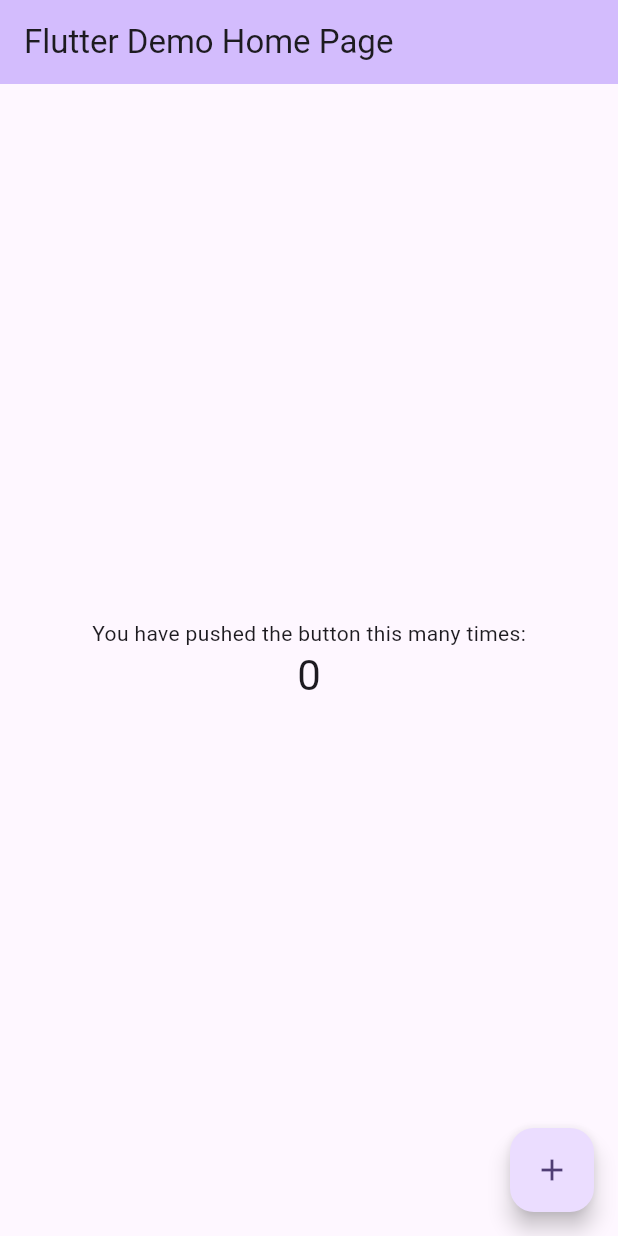
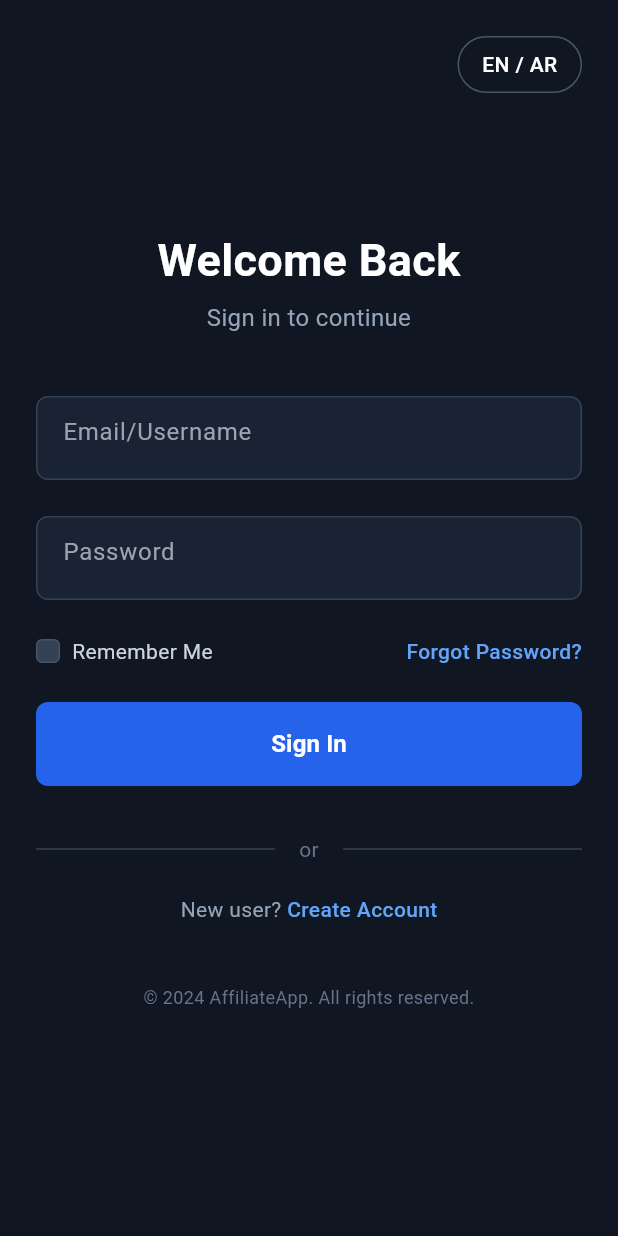
Before and after one commit to Abdelrahime7/AM-System, a Flutter app: the screen it shows after launch, on a phone screen of 412 x 824 dp. Run offline on Flutter 3.47's test engine with Material 3 defaults, Android fonts, the phone set to English and light mode, and no system bars; our stand-ins replace device_preview.

Commit message:
feat(auth): add authentication screens and setup device preview
- Add LoginScreen, WelcomePage, and LogoutPage widgets
- Integrate DevicePreview in main.dart for responsive testing
- Update pubspec.yaml with device_preview dependency
- Add VS Code launch configuration
- Remove default widget_test.dart

```diff
--- a/frontend/amsfront/lib/app/main.dart
+++ b/frontend/amsfront/lib/app/main.dart
@@ -1,7 +1,13 @@
+import 'package:amsfront/features/auth/presentation/pages/login_screen.dart';
+import 'package:device_preview/device_preview.dart';
+import 'package:flutter/foundation.dart';
 import 'package:flutter/material.dart';
 
 void main() {
-  runApp(const MyApp());
+  runApp(DevicePreview(
+    enabled: !kReleaseMode,
+    builder: (context) => const MyApp(),
+  ));
 }
 
 class MyApp extends StatelessWidget {
@@ -11,112 +17,12 @@ class MyApp extends StatelessWidget {
   @override
   Widget build(BuildContext context) {
     return MaterialApp(
+      locale: DevicePreview.locale(context),
+      builder: DevicePreview.appBuilder,
       title: 'Flutter Demo',
       theme: ThemeData(
-        // This is the theme of your application.
-        //
-        // TRY THIS: Try running your application with "flutter run". You'll see
-        // the application has a purple toolbar. Then, without quitting the app,
-        // try changing the seedColor in the colorScheme below to Colors.green
-        // and then invoke "hot reload" (save your changes or press the "hot
-        // reload" button in a Flutter-supported IDE, or press "r" if you used
-        // the command line to start the app).
-        //
-        // Notice that the counter didn't reset back to zero; the application
-        // state is not lost during the reload. To reset the state, use hot
-        // restart instead.
-        //
-        // This works for code too, not just values: Most code changes can be
-        // tested with just a hot reload.
-        colorScheme: .fromSeed(seedColor: Colors.deepPurple),
+        colorScheme: ColorScheme.fromSeed(seedColor: Colors.deepPurple),
       ),
-      home: const MyHomePage(title: 'Flutter Demo Home Page'),
-    );
+      home: const LoginScreen());
   }
 }
-
-class MyHomePage extends StatefulWidget {
-  const MyHomePage({super.key, required this.title});
-
-  // This widget is the home page of your application. It is stateful, meaning
-  // that it has a State object (defined below) that contains fields that affect
-  // how it looks.
-
-  // This class is the configuration for the state. It holds the values (in this
-  // case the title) provided by the parent (in this case the App widget) and
-  // used by the build method of the State. Fields in a Widget subclass are
-  // always marked "final".
-
-  final String title;
-
-  @override
-  State<MyHomePage> createState() => _MyHomePageState();
-}
-
-class _MyHomePageState extends State<MyHomePage> {
-  int _counter = 0;
-
-  void _incrementCounter() {
-    setState(() {
-      // This call to setState tells the Flutter framework that something has
-      // changed in this State, which causes it to rerun the build method below
-      // so that the display can reflect the updated values. If we changed
-      // _counter without calling setState(), then the build method would not be
-      // called again, and so nothing would appear to happen.
-      _counter++;
-    });
-  }
-
-  @override
-  Widget build(BuildContext context) {
-    // This method is rerun every time setState is called, for instance as done
-    // by the _incrementCounter method above.
-    //
-    // The Flutter framework has been optimized to make rerunning build methods
-    // fast, so that you can just rebuild anything that needs updating rather
-    // than having to individually change instances of widgets.
-    return Scaffold(
-      appBar: AppBar(
-        // TRY THIS: Try changing the color here to a specific color (to
-        // Colors.amber, perhaps?) and trigger a hot reload to see the AppBar
-        // change color while the other colors stay the same.
-        backgroundColor: Theme.of(context).colorScheme.inversePrimary,
-        // Here we take the value from the MyHomePage object that was created by
-        // the App.build method, and use it to set our appbar title.
-        title: Text(widget.title),
-      ),
-      body: Center(
-        // Center is a layout widget. It takes a single child and positions it
-        // in the middle of the parent.
-        child: Column(
-          // Column is also a layout widget. It takes a list of children and
-          // arranges them vertically. By default, it sizes itself to fit its
-          // children horizontally, and tries to be as tall as its parent.
-          //
-          // Column has various properties to control how it sizes itself and
-          // how it positions its children. Here we use mainAxisAlignment to
-          // center the children vertically; the main axis here is the vertical
-          // axis because Columns are vertical (the cross axis would be
-          // horizontal).
-          //
-          // TRY THIS: Invoke "debug painting" (choose the "Toggle Debug Paint"
-          // action in the IDE, or press "p" in the console), to see the
-          // wireframe for each widget.
-          mainAxisAlignment: .center,
-          children: [
-            const Text('You have pushed the button this many times:'),
-            Text(
-              '$_counter',
-              style: Theme.of(context).textTheme.headlineMedium,
-            ),
-          ],
-        ),
-      ),
-      floatingActionButton: FloatingActionButton(
-        onPressed: _incrementCounter,
-        tooltip: 'Increment',
-        child: const Icon(Icons.add),
-      ),
-    );
-  }
-}
--- /dev/null
+++ b/frontend/amsfront/lib/features/auth/presentation/pages/login_screen.dart
@@ -0,0 +1,305 @@
+import 'package:flutter/material.dart';
+import 'package:flutter/services.dart';
+
+class LoginScreen extends StatelessWidget {
+  const LoginScreen({super.key});
+
+  @override
+  Widget build(BuildContext context) {
+    return AnnotatedRegion<SystemUiOverlayStyle>(
+      value: const SystemUiOverlayStyle(
+        statusBarColor: Color(0xFF111722),
+        statusBarIconBrightness: Brightness.light,
+        statusBarBrightness: Brightness.dark,
+      ),
+      child: Scaffold(
+        backgroundColor: const Color(0xFF111722),
+        body: SafeArea(
+          child: SingleChildScrollView(
+            padding: const EdgeInsets.only(bottom: 104),
+            child: Column(
+              crossAxisAlignment: CrossAxisAlignment.stretch,
+              children: [
+                // Header
+                Padding(
+                  padding: const EdgeInsets.fromLTRB(24, 24, 24, 40),
+                  child: Row(
+                    mainAxisAlignment: MainAxisAlignment.spaceBetween,
+                    children: [
+                      // Logo Container
+                      const SizedBox(
+                        width: 107,
+                        height: 28,
+                        // child: Placeholder(color: Colors.white), // Add logo here
+                      ),
+                      // Language Button
+                      InkWell(
+                        onTap: () {
+                          debugPrint('Language toggle pressed');
+                        },
+                        borderRadius: BorderRadius.circular(9999),
+                        child: Container(
+                          width: 83,
+                          height: 38,
+                          decoration: BoxDecoration(
+                            border: Border.all(color: const Color(0xFF475569)),
+                            borderRadius: BorderRadius.circular(9999),
+                          ),
+                          alignment: Alignment.center,
+                          child: const Text(
+                            'EN / AR',
+                            style: TextStyle(
+                              fontWeight: FontWeight.w500,
+                              fontSize: 14,
+                              color: Colors.white,
+                            ),
+                          ),
+                        ),
+                      ),
+                    ],
+                  ),
+                ),
+
+                // Main Content
+                Padding(
+                  padding: const EdgeInsets.symmetric(horizontal: 24),
+                  child: Column(
+                    children: [
+                      // Welcome Section
+                      const SizedBox(height: 54),
+                      const Text(
+                        'Welcome Back',
+                        textAlign: TextAlign.center,
+                        style: TextStyle(
+                          fontWeight: FontWeight.w700,
+                          fontSize: 30,
+                          color: Colors.white,
+                          height: 1.2,
+                        ),
+                      ),
+                      const SizedBox(height: 8),
+                      const Text(
+                        'Sign in to continue',
+                        textAlign: TextAlign.center,
+                        style: TextStyle(
+                          fontWeight: FontWeight.w400,
+                          fontSize: 16,
+                          color: Color(0xFF94A3B8),
+                          height: 1.5,
+                        ),
+                      ),
+                      const SizedBox(height: 40),
+
+                      // Form Section
+                      // Email Input
+                      _buildTextInput(
+                        hint: 'Email/Username',
+                        keyboardType: TextInputType.emailAddress,
+                      ),
+                      const SizedBox(height: 24),
+
+                      // Password Input
+                      _buildTextInput(
+                        hint: 'Password',
+                        obscureText: true,
+                      ),
+                      const SizedBox(height: 24),
+
+                      // Options
+                      Row(
+                        mainAxisAlignment: MainAxisAlignment.spaceBetween,
+                        children: [
+                          // Remember Me
+                          GestureDetector(
+                            onTap: () {
+                              // Toggle remember me
+                            },
+                            child: Row(
+                              children: [
+                                Container(
+                                  width: 16,
+                                  height: 16,
+                                  decoration: BoxDecoration(
+                                    color: const Color(0xFF334155),
+                                    border: Border.all(
+                                        color: const Color(0xFF475569)),
+                                    borderRadius: BorderRadius.circular(4),
+                                  ),
+                                  // child: const Icon(Icons.check, size: 10, color: Colors.white), // If checked
+                                ),
+                                const SizedBox(width: 8),
+                                const Text(
+                                  'Remember Me',
+                                  style: TextStyle(
+                                    fontWeight: FontWeight.w400,
+                                    fontSize: 14,
+                                    color: Color(0xFFCBD5E1),
+                                  ),
+                                ),
+                              ],
+                            ),
+                          ),
+                          // Forgot Password
+                          GestureDetector(
+                            onTap: () {
+                              debugPrint('Forgot password pressed');
+                            },
+                            child: const Text(
+                              'Forgot Password?',
+                              style: TextStyle(
+                                fontWeight: FontWeight.w500,
+                                fontSize: 14,
+                                color: Color(0xFF60A5FA),
+                              ),
+                            ),
+                          ),
+                        ],
+                      ),
+                      const SizedBox(height: 24),
+
+                      // Sign In Button
+                      SizedBox(
+                        width: double.infinity,
+                        height: 56,
+                        child: ElevatedButton(
+                          onPressed: () {
+                            debugPrint('Sign in pressed');
+                          },
+                          style: ElevatedButton.styleFrom(
+                            backgroundColor: const Color(0xFF2563EB),
+                            shape: RoundedRectangleBorder(
+                              borderRadius: BorderRadius.circular(8),
+                            ),
+                            elevation: 0,
+                          ),
+                          child: const Text(
+                            'Sign In',
+                            style: TextStyle(
+                              fontWeight: FontWeight.w700,
+                              fontSize: 16,
+                              color: Colors.white,
+                            ),
+                          ),
+                        ),
+                      ),
+
+                      const SizedBox(height: 32),
+
+                      // Separator
+                      Row(
+                        children: [
+                          const Expanded(
+                            child: Divider(
+                              color: Color(0xFF334155),
+                              thickness: 1,
+                            ),
+                          ),
+                          Padding(
+                            padding: const EdgeInsets.symmetric(horizontal: 16),
+                            child: const Text(
+                              'or',
+                              style: TextStyle(
+                                fontWeight: FontWeight.w400,
+                                fontSize: 14,
+                                color: Color(0xFF64748B),
+                              ),
+                            ),
+                          ),
+                          const Expanded(
+                            child: Divider(
+                              color: Color(0xFF334155),
+                              thickness: 1,
+                            ),
+                          ),
+                        ],
+                      ),
+
+                      const SizedBox(height: 20),
+
+                      // Create Account
+                      Row(
+                        mainAxisAlignment: MainAxisAlignment.center,
+                        children: [
+                          const Text(
+                            'New user? ',
+                            style: TextStyle(
+                              fontWeight: FontWeight.w400,
+                              fontSize: 14,
+                              color: Color(0xFF94A3B8),
+                            ),
+                          ),
+                          GestureDetector(
+                            onTap: () {
+                              debugPrint('Create account pressed');
+                              // Navigator.pushNamed(context, 'signup');
+                            },
+                            child: const Text(
+                              'Create Account',
+                              style: TextStyle(
+                                fontWeight: FontWeight.w500,
+                                fontSize: 14,
+                                color: Color(0xFF60A5FA),
+                              ),
+                            ),
+                          ),
+                        ],
+                      ),
+
+                      const SizedBox(height: 40),
+
+                      // Footer
+                      const Text(
+                        '© 2024 AffiliateApp. All rights reserved.',
+                        textAlign: TextAlign.center,
+                        style: TextStyle(
+                          fontWeight: FontWeight.w400,
+                          fontSize: 12,
+                          color: Color(0xFF64748B),
+                        ),
+                      ),
+                    ],
+                  ),
+                ),
+              ],
+            ),
+          ),
+        ),
+      ),
+    );
+  }
+
+  Widget _buildTextInput({
+    required String hint,
+    bool obscureText = false,
+    TextInputType? keyboardType,
+  }) {
+    return Container(
+      height: 56,
+      decoration: BoxDecoration(
+        color: const Color(0xFF1A2333),
+        border: Border.all(color: const Color(0xFF334155)),
+        borderRadius: BorderRadius.circular(8),
+      ),
+      child: TextField(
+        obscureText: obscureText,
+        keyboardType: keyboardType,
+        style: const TextStyle(
+          fontWeight: FontWeight.w400,
+          fontSize: 16,
+          color: Colors.white,
+        ),
+        decoration: InputDecoration(
+          hintText: hint,
+          hintStyle: const TextStyle(
+            color: Color(0xFF9CA3AF),
+          ),
+          border: InputBorder.none,
+          contentPadding: const EdgeInsets.symmetric(
+            horizontal: 17,
+            vertical: 18.5,
+          ),
+        ),
+      ),
+    );
+  }
+}
--- a/frontend/amsfront/pubspec.yaml
+++ b/frontend/amsfront/pubspec.yaml
@@ -34,6 +34,7 @@ dependencies:
   # The following adds the Cupertino Icons font to your application.
   # Use with the CupertinoIcons class for iOS style icons.
   cupertino_icons: ^1.0.8
+  device_preview: ^1.3.1
 
 dev_dependencies:
   flutter_test:
```
Also changed, not shown: frontend/amsfront/lib/features/auth/presentation/pages/loginPage.dart (added), frontend/amsfront/lib/features/auth/presentation/pages/logoutPage.dart (added), frontend/amsfront/lib/features/auth/presentation/pages/welcomPage.dart (added), frontend/amsfront/pubspec.lock, 2 other files.
